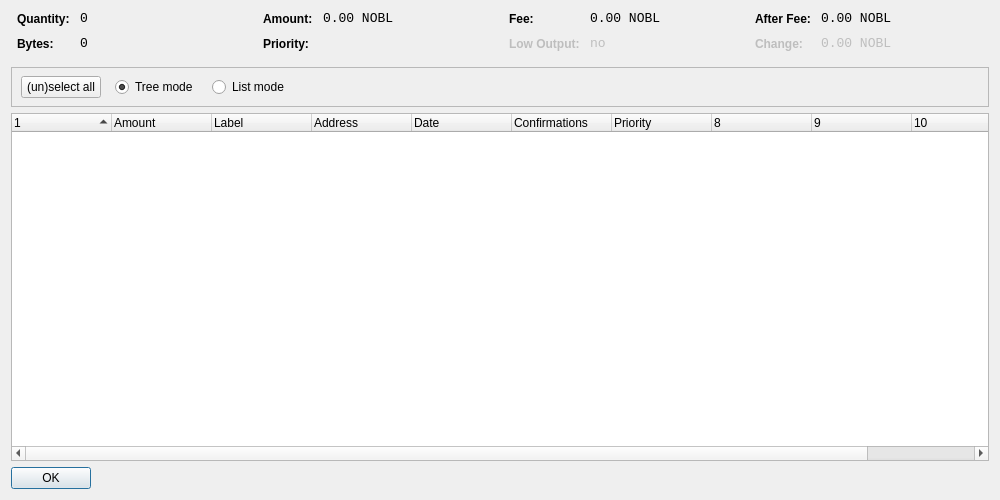
Above: src/qt/forms/coincontroldialog.ui from eagleflies/noblecoin before the change. Below: the same form after it.
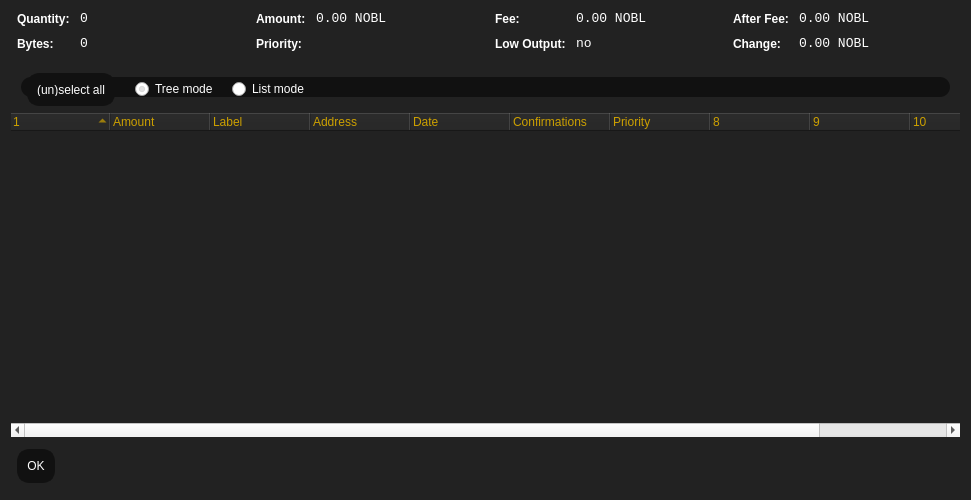
That is the form after the change. Custom widgets are drawn as their Qt base class.

Commit message: Changed wallet UI to use layout from latest PoW wallet. Bumped version to 2.0.3

```diff
--- a/src/qt/forms/coincontroldialog.ui
+++ b/src/qt/forms/coincontroldialog.ui
@@ -6,13 +6,175 @@
    <rect>
     <x>0</x>
     <y>0</y>
-    <width>1000</width>
+    <width>971</width>
     <height>500</height>
    </rect>
   </property>
   <property name="windowTitle">
    <string>Coin Control</string>
   </property>
+  <property name="styleSheet">
+   <string notr="true">QRadioButton {
+	color: white;
+}
+QTreeView {
+	background-color: #111;
+	alternate-background-color: #222;
+	selection-background-color: #cca000;
+}
+
+QTreeView::item {
+	background-color: #222;
+}
+
+QTreeView::item::selected {
+	background-color: #cca000;
+}
+
+QTreeView::branch::closed {
+	color: #ccc;
+}
+
+QTreeView::branch::open {
+	color: #cca000;
+}
+
+QDialog, QFrame {
+	color: white;
+	background-color: #222;
+	border: none;
+}
+
+QLabel {
+	background-color: transparent;
+}
+
+QCheckBox {
+    color: white;
+}
+
+QFrame#central { background-color: #222; border: none }
+QFrame#frame, QFrame#frame_2, QFrame#frame_3 {
+	background-color: #111;
+	border-style: plain;
+	border-width: 20px;
+	border-radius: 20px;
+	border-color: #111;
+	min-width: 10em;
+	padding: 6px;
+}
+QLabel[openExternalLinks=true], QHeaderView { color: #cca000 }
+QLabel[openExternalLinks=false] { color: white; font-weight: normal }
+QPushButton, QToolButton {
+	border: 4px solid #111;
+	border-radius: 12px;
+	background-color: #111;
+	color: white;
+	padding: 6px;
+	margin: 6px;
+}
+QPushButton:pressed, QToolButton:checked {
+	color: #cca000;
+}
+QPushButton:pressed, QToolButton:pressed {
+	border-color: #cca000;
+	color: #cca000;
+}
+QPushButton:disabled, QToolButton:disabled {
+	color: #444;
+	background-color: #222;
+}
+
+
+#scrollAreaWidgetContents QToolButton {
+	border-radius: 8px;
+	border-width: 0px;
+}
+
+QComboBox::drop-down {
+	border-width: 0;
+	border-style: none;
+	background-color: #111;
+	color: white;
+}
+
+QTableView {
+	background: #111;
+	color: white;
+	border-style: none;
+	selection-background-color: #cca000;
+    alternate-background-color: #222;
+	selection-color: #111;
+	border: 0px solid black;
+}
+
+QHeaderView { color: #cca000; background-color: #111; background-image: none; }
+QHeaderView::section { color: #cca000; background-color: #222; }
+QHeaderView::section:checked { background-color: #111; }
+
+QTabWidget {
+	background: #111;
+}
+
+ QTabWidget::pane {
+     border-top: 2px solid #111;
+     border: 4px solid #111;
+     border-bottom-left-radius: 8px;
+     border-bottom-right-radius: 8px;
+     border-top-right-radius: 8px;
+	background: #111;
+ }
+
+ QTabWidget::tab-bar {
+     left: 5px; /* move to the right by 5px */
+ }
+
+ /* Style the tab using the tab sub-control. Note that
+     it reads QTabBar _not_ QTabWidget */
+ QTabBar::tab {
+     background: #111;
+     border: 4px solid #222;
+     border-bottom-color: #111; /* same as the pane color */
+     border-top-left-radius: 4px;
+     border-top-right-radius: 4px;
+     min-width: 8ex;
+     padding: 4px;
+     color: #888;
+ }
+
+ QTabBar::tab:selected, QTabBar::tab:hover {
+     color: #cca000
+ }
+
+ QTabBar::tab:selected {
+     border-color: #111; /* same as pane color */
+     border-top-color: #cca000;
+ }
+
+ QTabBar::tab:!selected {
+     margin-top: 2px; /* make non-selected tabs look smaller */
+ }
+
+ /* make use of negative margins for overlapping tabs */
+ QTabBar::tab:selected {
+     /* expand/overlap to the left and right by 4px */
+     margin-left: -4px;
+     margin-right: -4px;
+ }
+
+ QTabBar::tab:first:selected {
+     margin-left: 0; /* the first selected tab has nothing to overlap with on the left */
+ }
+
+ QTabBar::tab:last:selected {
+     margin-right: 0; /* the last selected tab has nothing to overlap with on the right */
+ }
+
+ QTabBar::tab:only-one {
+     margin: 0; /* if there is only one tab, we don't want overlapping margins */
+ }
+</string>
+  </property>
   <layout class="QVBoxLayout" name="verticalLayout">
    <item>
     <layout class="QHBoxLayout" name="horizontalLayoutTop" stretch="0,0,0,0">
@@ -270,9 +432,6 @@
      </item>
      <item>
       <layout class="QFormLayout" name="formLayoutCoinControl4">
-       <property name="fieldGrowthPolicy">
-        <enum>QFormLayout::AllNonFixedFieldsGrow</enum>
-       </property>
        <property name="horizontalSpacing">
         <number>10</number>
        </property>
@@ -363,7 +522,7 @@
     <widget class="QFrame" name="frame">
      <property name="minimumSize">
       <size>
-       <width>0</width>
+       <width>182</width>
        <height>40</height>
       </size>
      </property>
@@ -379,7 +538,7 @@
         <x>10</x>
         <y>0</y>
         <width>781</width>
-        <height>41</height>
+        <height>45</height>
        </rect>
       </property>
       <layout class="QHBoxLayout" name="horizontalLayoutPanel" stretch="0,0,0,0">
@@ -450,6 +609,9 @@
      <property name="contextMenuPolicy">
       <enum>Qt::CustomContextMenu</enum>
      </property>
+     <property name="styleSheet">
+      <string notr="true"/>
+     </property>
      <property name="sortingEnabled">
       <bool>false</bool>
      </property>
```
Left out of the diff: 14 changed lines with no effect on the pictures. The commit also changes 11 other files.
